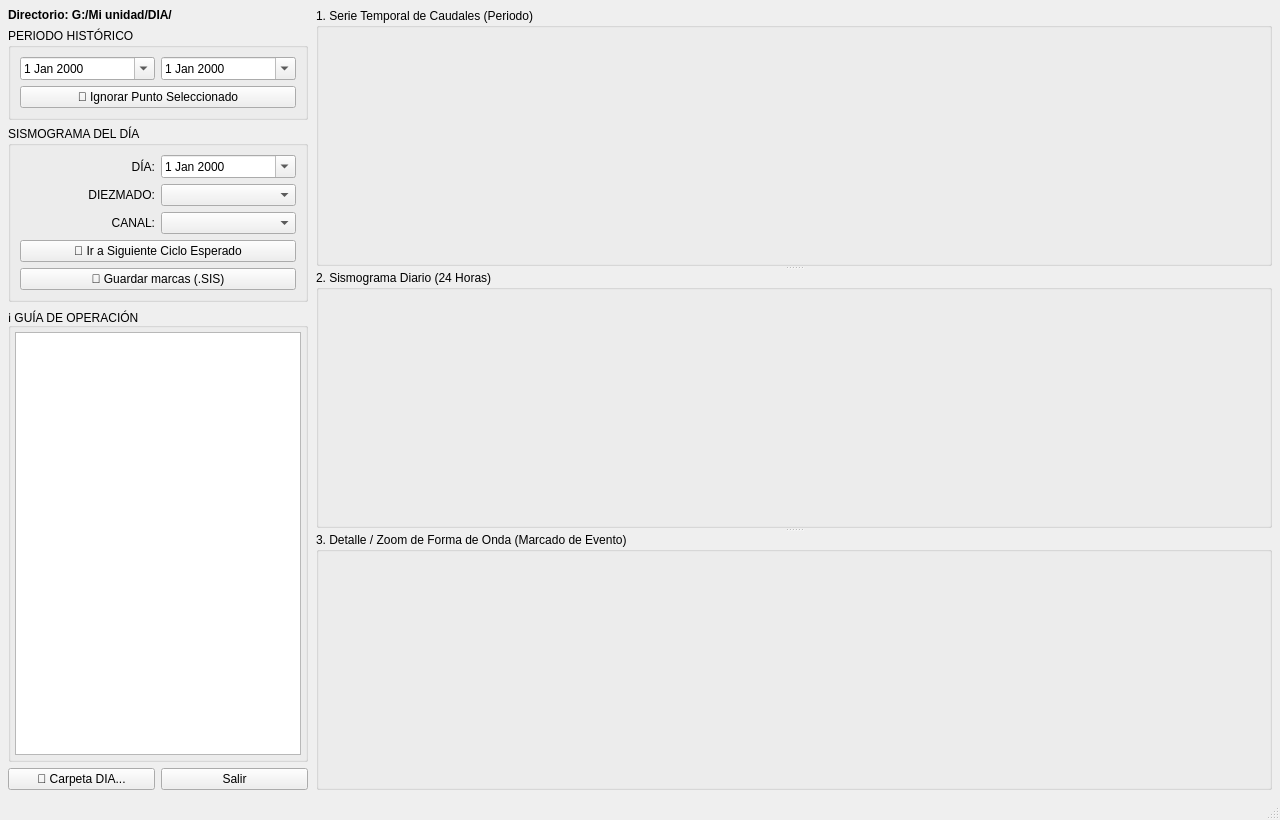
The window that src/ui/caudales.ui (RedSismicaAustro/rsa_sismologia) describes before a commit, drawn with Qt 5.
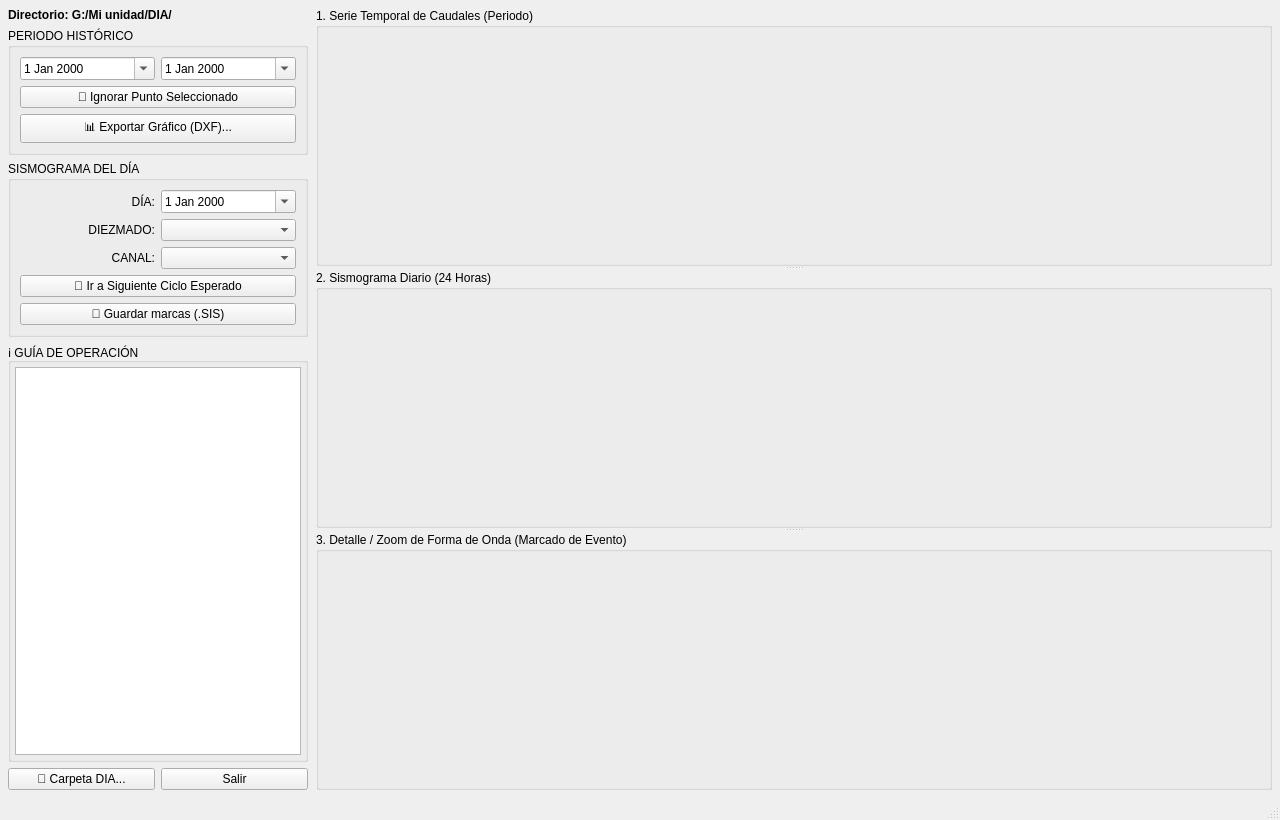
The same window after the commit.

Commit message: feat(cad): exportacion DXF R12 universal y previsualizacion hidrologica en caudales y niveles

The edit to the form file:
```diff
--- a/src/ui/caudales.ui
+++ b/src/ui/caudales.ui
@@ -132,6 +132,16 @@
             </property>
            </widget>
           </item>
+          <item>
+           <widget class="QPushButton" name="boton_exportar_grafico">
+            <property name="toolTip">
+             <string>Abre la ventana para seccionar cotas y exportar el gráfico de caudal total a DXF</string>
+            </property>
+            <property name="text">
+             <string>📊 Exportar Gráfico (DXF)...</string>
+            </property>
+           </widget>
+          </item>
          </layout>
         </widget>
        </item>
```
The commit also changes 28 other files.
